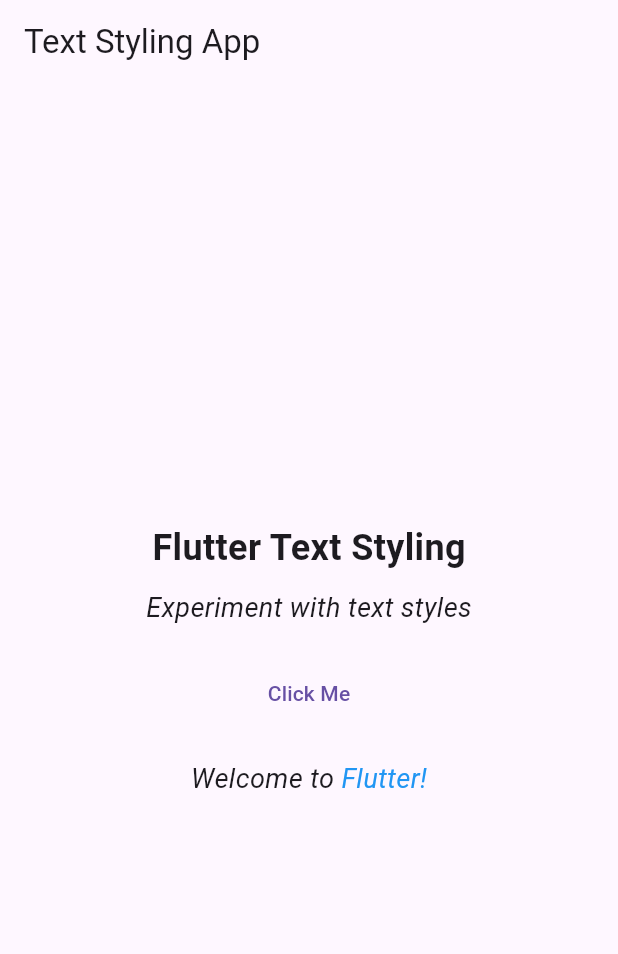
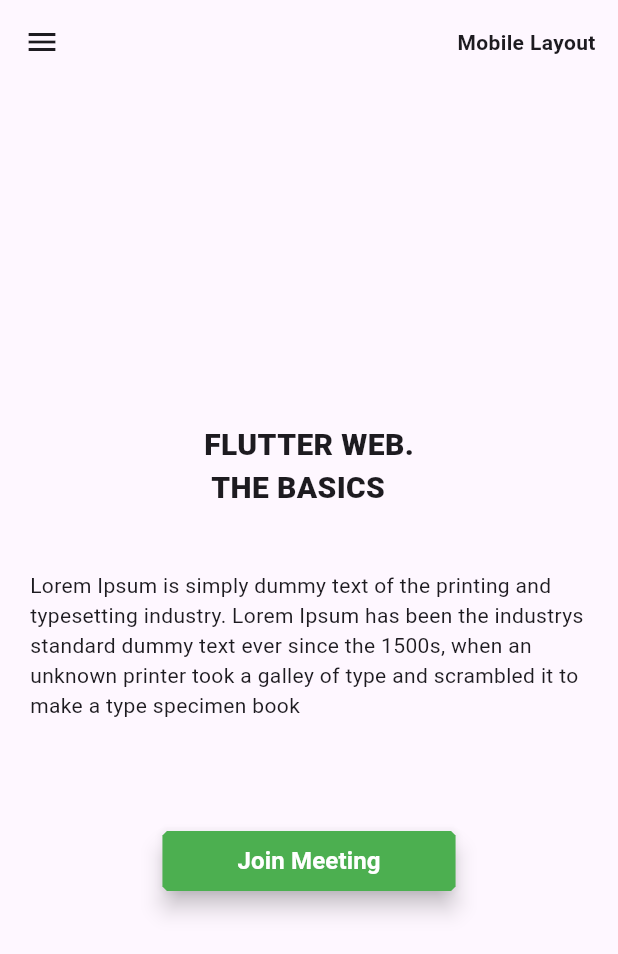
Before and after one commit to mehedipdb/ostadliveproject, a Flutter app: the screen it shows after launch, on a phone screen of 412 x 824 dp. Shown: the top 954 px of the screen. Run offline on Flutter 3.47's test engine with Material 3 defaults, Android fonts, the phone set to English and light mode, and no system bars.

Commit message:
This is module 12 Assignment

```diff
--- a/lib/main.dart
+++ b/lib/main.dart
@@ -1,89 +1,241 @@
 import 'package:flutter/material.dart';
 
 void main() {
-  runApp(MyApp());
+  runApp(const MyApp());
 }
 
 class MyApp extends StatelessWidget {
+  const MyApp({super.key});
+
   @override
   Widget build(BuildContext context) {
     return MaterialApp(
-      title: 'Flutter Text Styling',
+      debugShowCheckedModeBanner: false,
+      title: 'Responsive Flutter Layout',
       theme: ThemeData(
         primarySwatch: Colors.blue,
       ),
-      home: TextStylingScreen(),
+      home: const ResponsiveLayout(),
     );
   }
 }
 
-class TextStylingScreen extends StatelessWidget {
+class ResponsiveLayout extends StatelessWidget {
+  const ResponsiveLayout({super.key});
+
   @override
   Widget build(BuildContext context) {
     return Scaffold(
+      body: LayoutBuilder(
+        builder: (context, constraints) {
+          if (constraints.maxWidth < 600) {
+            // Mobile layout
+            return mobileLayout();
+          } else if (constraints.maxWidth < 1200) {
+            // Tablet layout
+            return tabletLayout();
+          } else {
+            // Desktop layout
+            return desktopLayout();
+          }
+        },
+      ),
+    );
+  }
+
+  Widget mobileLayout() {
+    return Scaffold(
+      drawer: Drawer(
+        child: ListView(
+          children: const [
+            DrawerHeader(
+              decoration: BoxDecoration(color: Colors.green),
+              child: Text('Drawer Header'),
+            ),
+            ListTile(
+              leading: Icon(Icons.home),
+              title: Text('Home'),
+            ),
+            ListTile(
+              leading: Icon(Icons.info),
+              title: Text('About'),
+            ),
+          ],
+        ),
+      ),
       appBar: AppBar(
-        title: Text('Text Styling App'),
+        actions: const [
+          Text(
+            'Mobile Layout    ',
+            style: TextStyle(fontWeight: FontWeight.bold),
+          )
+        ],
       ),
       body: Center(
         child: Column(
           mainAxisAlignment: MainAxisAlignment.center,
-          crossAxisAlignment: CrossAxisAlignment.center,
           children: [
-            // Title Text
-            Text(
-              'Flutter Text Styling',
-              style: TextStyle(
-                fontSize: 24.0, // Larger text
-                fontWeight: FontWeight.bold, // Bold text
+            const Text(
+              'FLUTTER WEB.\n THE BASICS',
+              style: TextStyle(fontSize: 20, fontWeight: FontWeight.w900),
+            ),
+            const SizedBox(height: 20),
+            const Padding(
+              padding: EdgeInsets.all(20.0),
+              child: Text(
+                  'Lorem Ipsum is simply dummy text of the printing and typesetting industry. Lorem Ipsum has been the industrys standard dummy text ever since the 1500s, when an unknown printer took a galley of type and scrambled it to make a type specimen book'),
+            ),
+            const SizedBox(height: 50),
+            ElevatedButton(
+              style: ElevatedButton.styleFrom(
+                backgroundColor: Colors.green,
+                elevation: 6,
+                padding: const EdgeInsets.only(left: 50, right: 50),
+                shape: const BeveledRectangleBorder(
+                    borderRadius: BorderRadius.all(Radius.circular(3))),
+              ),
+              onPressed: () {},
+              child: const Text(
+                'Join Meeting',
+                style: TextStyle(
+                    fontSize: 16,
+                    fontWeight: FontWeight.bold,
+                    color: Colors.white),
               ),
             ),
-            SizedBox(height: 10), // Spacing between title and subtitle
-            // Subtitle Text
-            Text(
-              'Experiment with text styles',
-              style: TextStyle(
-                fontSize: 18.0, // Smaller text
-                fontStyle: FontStyle.italic, // Italic text
-              ),
-            ),
-            SizedBox(height: 20), // Spacing between subtitle and button
-            // TextButton
-            TextButton(
-              onPressed: () {
-                // Display a Snackbar when the button is pressed
-                final snackBar = SnackBar(
-                  content: Text('You clicked the button!'),
-                );
-                ScaffoldMessenger.of(context).showSnackBar(snackBar);
-              },
-              child: Text('Click Me'),
-            ),
-            SizedBox(height: 20),
-
-
-            Row(
-              mainAxisAlignment: MainAxisAlignment.center,
-              children: [
-                Text(
-                  'Welcome to ',
-                  style: TextStyle(
-                    fontSize: 18.0, // Smaller text
-                    fontStyle: FontStyle.italic, // Italic text
-                  ),
-                ),
-                Text(
-                  'Flutter!',
-                  style: TextStyle(
-                    color: Colors.blue,
-                    fontSize: 18.0, // Smaller text
-                    fontStyle: FontStyle.italic, // Italic text
-                  ),
-                ),
-              ],
-            )
           ],
         ),
       ),
     );
   }
+
+  Widget tabletLayout() {
+    return Scaffold(
+      appBar: AppBar(
+        title: const Text('Tablet Layout'),
+        actions: const [
+          Row(
+            children: [
+              Text(
+                'Explore',
+                style: TextStyle(fontWeight: FontWeight.bold),
+              ),
+              Text(
+                '       About     ',
+                style: TextStyle(fontWeight: FontWeight.bold),
+              )
+            ],
+          )
+        ],
+      ),
+      body: Center(
+        child: Padding(
+          padding: const EdgeInsets.all(20),
+          child: Column(
+            mainAxisAlignment: MainAxisAlignment.center,
+            crossAxisAlignment: CrossAxisAlignment.center,
+            children: [
+              const Text(
+                'FLUTTER WEB.\n THE BASICS',
+                style: TextStyle(fontSize: 20, fontWeight: FontWeight.w900),
+              ),
+              const SizedBox(height: 20),
+              const Text(
+                  'Lorem Ipsum is simply dummy text of the printing and typesetting industry. Lorem Ipsum has been the industrys standard dummy text ever since the 1500s, when an unknown printer took a galley of type and scrambled it to make a type specimen book'),
+              const SizedBox(height: 50),
+              ElevatedButton(
+                style: ElevatedButton.styleFrom(
+                  backgroundColor: Colors.green,
+                  elevation: 6,
+                  padding: const EdgeInsets.all(20),
+                  shape: const BeveledRectangleBorder(
+                      borderRadius: BorderRadius.all(Radius.circular(3))),
+                ),
+                onPressed: () {},
+                child: const Text(
+                  'Join Meeting',
+                  style: TextStyle(
+                      fontSize: 16,
+                      fontWeight: FontWeight.bold,
+                      color: Colors.white),
+                ),
+              ),
+            ],
+          ),
+        ),
+      ),
+    );
+  }
+
+  Widget desktopLayout() {
+    return Scaffold(
+      appBar: AppBar(
+        title: const Text('Desktop Layout'),
+        actions: const [
+          Row(
+            children: [
+              Text(
+                'Explore',
+                style: TextStyle(fontWeight: FontWeight.bold),
+              ),
+              Text(
+                '       About     ',
+                style: TextStyle(fontWeight: FontWeight.bold),
+              )
+            ],
+          )
+        ],
+      ),
+      body: Row(
+        children: [
+          Expanded(
+            flex: 1,
+            child: Container(
+              child: Center(
+                child: Column(
+                  children: [
+                    Text(
+                      'FLUTTER WEB.\n THE BASICS',
+                      style:
+                          TextStyle(fontSize: 20, fontWeight: FontWeight.w900),
+                    ),
+                    SizedBox(height: 20),
+                    Padding(
+                      padding: const EdgeInsets.all(16),
+                      child: Text(
+                          'Lorem Ipsum is simply dummy text of the printing and typesetting industry. Lorem Ipsum has been the industrys standard dummy text ever since the 1500s, when an unknown printer took a galley of type and scrambled it to make a type specimen book'),
+                    ),
+                  ],
+                ),
+              ),
+            ),
+          ),
+          const SizedBox(height: 50),
+          Expanded(
+            flex: 1,
+            child: Container(
+              alignment: Alignment.center,
+              child: ElevatedButton(
+                style: ElevatedButton.styleFrom(
+                  backgroundColor: Colors.green,
+                  elevation: 6,
+                  padding: const EdgeInsets.all(20),
+                  shape: const BeveledRectangleBorder(
+                      borderRadius: BorderRadius.all(Radius.circular(3))),
+                ),
+                onPressed: () {},
+                child: const Text(
+                  'Join Meeting',
+                  style: TextStyle(
+                      fontSize: 16,
+                      fontWeight: FontWeight.bold,
+                      color: Colors.white),
+                ),
+              ),
+            ),
+          ),
+        ],
+      ),
+    );
+  }
 }
```
